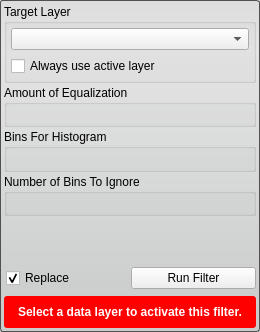
First picture: the form in Interface/ToolInterface/HistogramEqualizationFilterInterface.ui, repository jessdtate/Seg3D, before the edit.
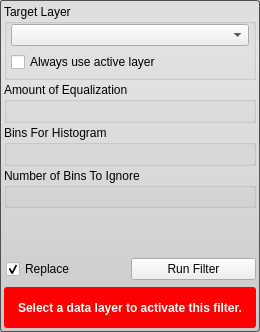
Second picture: the form after the edit. Custom widgets are drawn as their Qt base class.

The edit to the form file:
```diff
--- a/Interface/ToolInterface/HistogramEqualizationFilterInterface.ui
+++ b/Interface/ToolInterface/HistogramEqualizationFilterInterface.ui
@@ -30,11 +30,35 @@
    </property>
    <item>
     <widget class="QGroupBox" name="target_groupbox_">
+     <property name="minimumSize">
+      <size>
+       <width>0</width>
+       <height>76</height>
+      </size>
+     </property>
+     <property name="maximumSize">
+      <size>
+       <width>16777215</width>
+       <height>76</height>
+      </size>
+     </property>
      <property name="title">
       <string>Target Layer</string>
      </property>
      <layout class="QVBoxLayout" name="verticalLayout_4">
-      <property name="margin">
+      <property name="spacing">
+       <number>6</number>
+      </property>
+      <property name="leftMargin">
+       <number>4</number>
+      </property>
+      <property name="topMargin">
+       <number>0</number>
+      </property>
+      <property name="rightMargin">
+       <number>4</number>
+      </property>
+      <property name="bottomMargin">
        <number>4</number>
       </property>
       <item>
@@ -208,12 +232,6 @@
        <height>32</height>
       </size>
      </property>
-     <property name="maximumSize">
-      <size>
-       <width>16777215</width>
-       <height>32</height>
-      </size>
-     </property>
      <property name="styleSheet">
       <string notr="true">QLabel#message_{
 	color: white;
```
